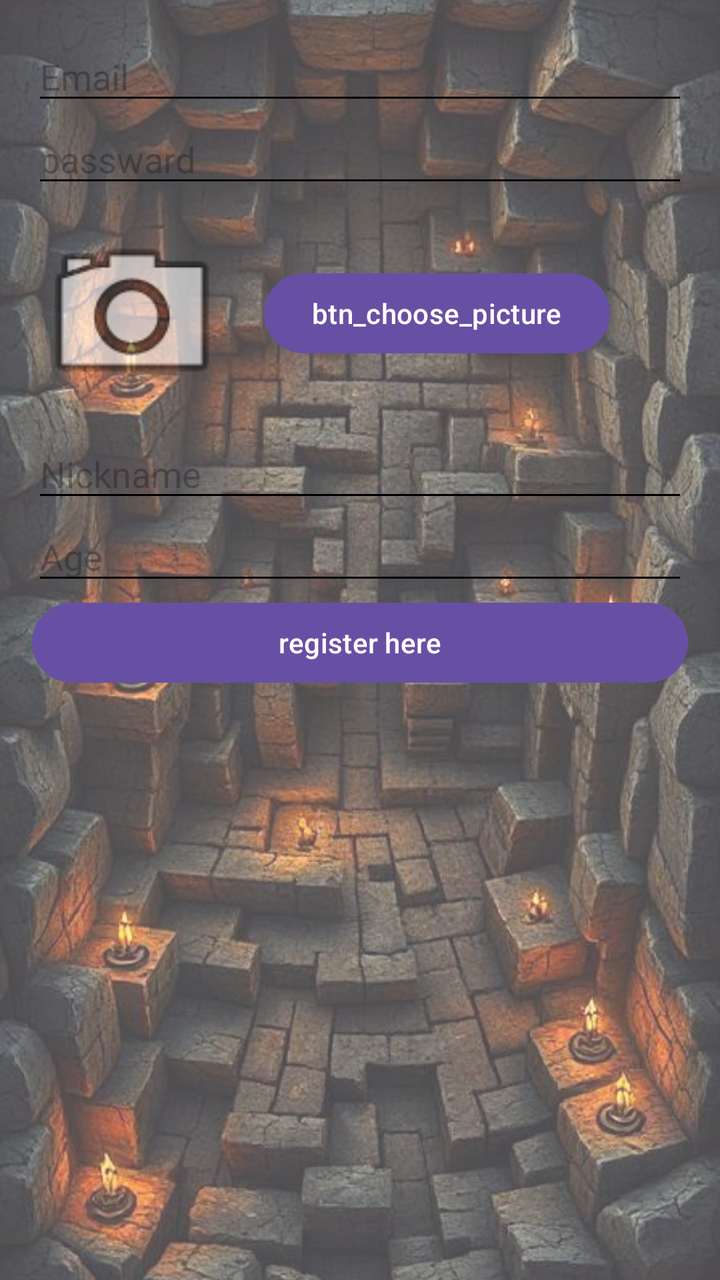
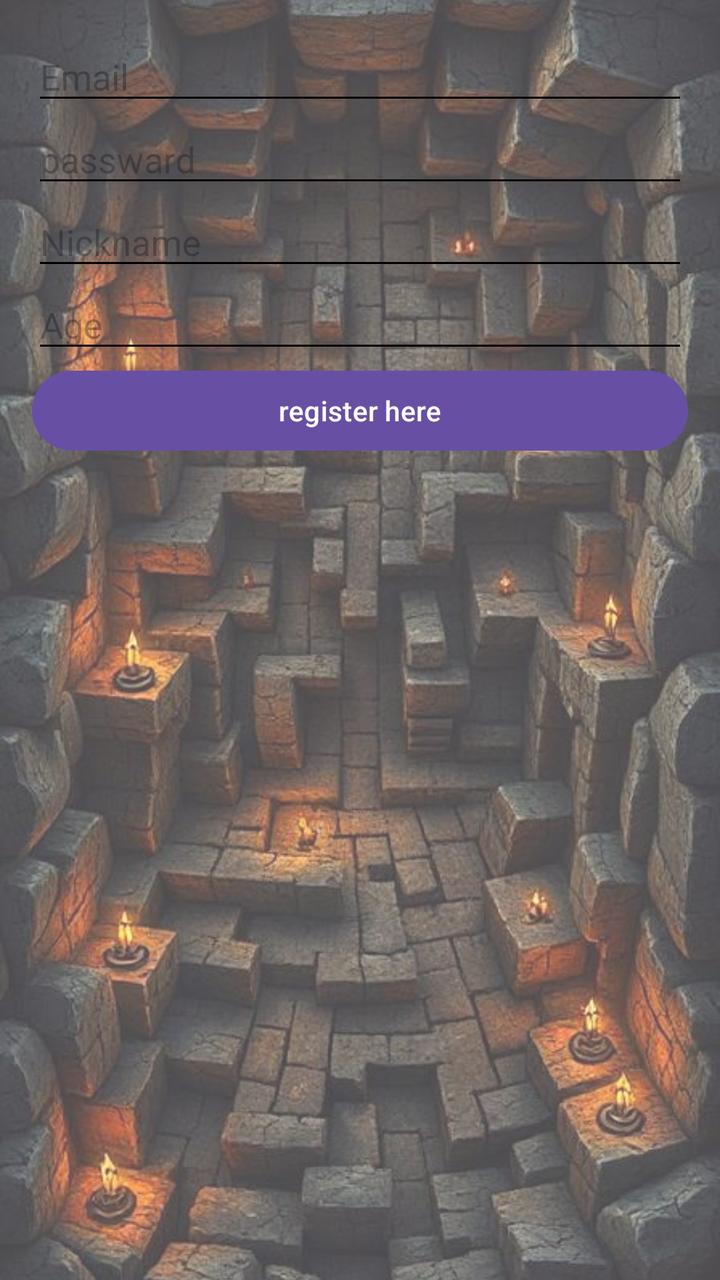

Compare the two renders of this Android layout. The source of the first and the diff that turns it into the second are given below.
<!-- AndroidManifest.xml: application theme Theme.Travellog -->
<!-- res/layout/activity_registration.xml -->
<?xml version="1.0" encoding="utf-8"?>
<FrameLayout xmlns:android="http://schemas.android.com/apk/res/android"
    xmlns:app="http://schemas.android.com/apk/res-auto"
    xmlns:tools="http://schemas.android.com/tools"
    android:id="@+id/main"
    android:layout_width="match_parent"
    android:layout_height="match_parent"
    tools:context=".RegistrationActivity">

    <ImageView
        android:id="@+id/Background"
        android:layout_width="match_parent"
        android:layout_height="match_parent"
        android:src="@drawable/backgroundimage"
        android:alpha="0.7"
        android:scaleType="centerCrop" />

    <LinearLayout
        android:layout_width="match_parent"
        android:layout_height="match_parent"
        android:orientation="vertical"
        android:padding="16dp"> 

        <EditText
            android:id="@+id/emailEditText"
            android:layout_width="match_parent"
            android:layout_height="wrap_content"
            android:backgroundTint="@color/black"
            android:hint="Email" android:textColor="@color/black" />

        <EditText
            android:id="@+id/passwordEditText"
            android:layout_width="match_parent"
            android:layout_height="wrap_content"
            android:backgroundTint="@color/black"
            android:hint="passward" />

        <LinearLayout
            android:layout_width="match_parent"
            android:layout_height="wrap_content"
            android:orientation="horizontal"
            android:gravity="center_vertical"
            android:layout_marginTop="8dp"
            android:layout_marginBottom="8dp">

            <ImageView
                android:id="@+id/iv_profile_picture"
                android:layout_width="100dp"
                android:layout_height="100dp"
                android:contentDescription="Profile Picture Preview"
                android:src="@android:drawable/ic_menu_camera" />

            <Button
                android:id="@+id/btn_choose_picture"
                android:layout_width="wrap_content"
                android:layout_height="wrap_content"
                android:layout_marginStart="16dp"
                android:text="btn_choose_picture" />

        </LinearLayout>
        <EditText
            android:id="@+id/et_nickname"
            android:layout_width="match_parent"
            android:layout_height="wrap_content"
            android:hint="Nickname"
            android:inputType="textPersonName"
            android:backgroundTint="@color/black" />

        <EditText
            android:id="@+id/et_age"
            android:layout_width="match_parent"
            android:layout_height="wrap_content"
            android:hint="Age"
            android:inputType="number"
            android:backgroundTint="@color/black" />

        <Button
            android:id="@+id/btn_register"
            android:layout_width="match_parent"
            android:layout_height="wrap_content"
            android:text="register here" />
    </LinearLayout>

</FrameLayout>
<!-- resources referenced by this layout -->
<resources>
  <color name="black">#FF000000</color>
  <!-- drawable backgroundimage: jpg bitmap (drawable, 69577 bytes) -->
  <style name="Theme.Travellog" parent="Base.Theme.Travellog" />
  <style name="Base.Theme.Travellog" parent="Theme.Material3.DayNight.NoActionBar">
          
          
      </style>
</resources>

<!-- the commit's change to res/layout/activity_registration.xml (unified diff, before → after) -->
@@ -35,29 +35,7 @@
             android:backgroundTint="@color/black"
             android:hint="passward" />
 
-        <LinearLayout
-            android:layout_width="match_parent"
-            android:layout_height="wrap_content"
-            android:orientation="horizontal"
-            android:gravity="center_vertical"
-            android:layout_marginTop="8dp"
-            android:layout_marginBottom="8dp">
 
-            <ImageView
-                android:id="@+id/iv_profile_picture"
-                android:layout_width="100dp"
-                android:layout_height="100dp"
-                android:contentDescription="Profile Picture Preview"
-                android:src="@android:drawable/ic_menu_camera" />
-
-            <Button
-                android:id="@+id/btn_choose_picture"
-                android:layout_width="wrap_content"
-                android:layout_height="wrap_content"
-                android:layout_marginStart="16dp"
-                android:text="btn_choose_picture" />
-
-        </LinearLayout>
         <EditText
             android:id="@+id/et_nickname"
             android:layout_width="match_parent"
